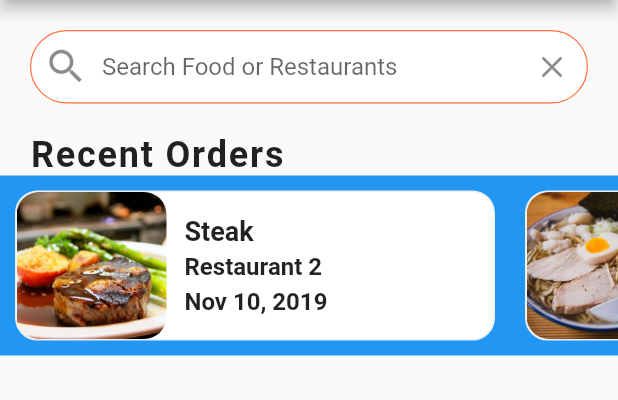
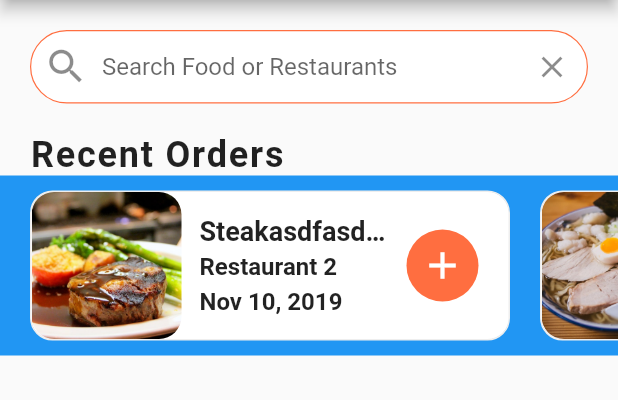
Before and after one commit to datanonymous/flutter_food_delivery, a Flutter app: the screen it shows after launch, on a phone screen of 412 x 824 dp, the part 84-484 px from its top. Run offline on Flutter 3.47's test engine with Material 2 defaults, Android fonts, the phone set to English and light mode, and no system bars.

Commit message:
8/19/2020

```diff
--- a/lib/widgets/recent_orders.dart
+++ b/lib/widgets/recent_orders.dart
@@ -16,6 +16,10 @@ class RecentOrders extends StatelessWidget {
         ),
       ),
       child: Row(
+        mainAxisAlignment: MainAxisAlignment.spaceBetween,
+        children: [
+          Expanded(
+            child: Row(
               children: [
                 ClipRRect(
                   borderRadius: BorderRadius.circular(15),
@@ -26,14 +30,15 @@ class RecentOrders extends StatelessWidget {
                     fit: BoxFit.cover,
                   ),
                 ),
-          Container(
+                Expanded(
+                  child: Container(
                     margin: EdgeInsets.all(12),
                     child: Column(
                       mainAxisAlignment: MainAxisAlignment.center,
                       crossAxisAlignment: CrossAxisAlignment.start,
                       children: [
                         Text(
-                  order.food.name,
+                          order.food.name + 'asdfasdfasdfasdfasdf',
                           style: TextStyle(
                             fontSize: 18,
                             fontWeight: FontWeight.bold,
@@ -61,6 +66,24 @@ class RecentOrders extends StatelessWidget {
                       ],
                     ),
                   ),
+                ),
+              ],
+            ),
+          ),
+          Container(
+            margin: EdgeInsets.only(right: 20),
+            width: 48,
+            decoration: BoxDecoration(
+              color: Theme.of(context).primaryColor,
+              borderRadius: BorderRadius.circular(30),
+            ),
+            child: IconButton(
+              icon: Icon(Icons.add),
+              iconSize: 30,
+              color: Colors.white,
+              onPressed: () {},
+            ),
+          ),
         ],
       ),
     );
@@ -86,6 +109,8 @@ class RecentOrders extends StatelessWidget {
           height: 120,
           color: Colors.blue,
           child: ListView.builder(
+            physics: BouncingScrollPhysics(),
+            padding: EdgeInsets.only(left: 10),
             scrollDirection: Axis.horizontal,
             itemCount: currentUser.orders.length,
             itemBuilder: (BuildContext context, int index) {
```
Lines whose indentation alone changed are shown as unchanged.
